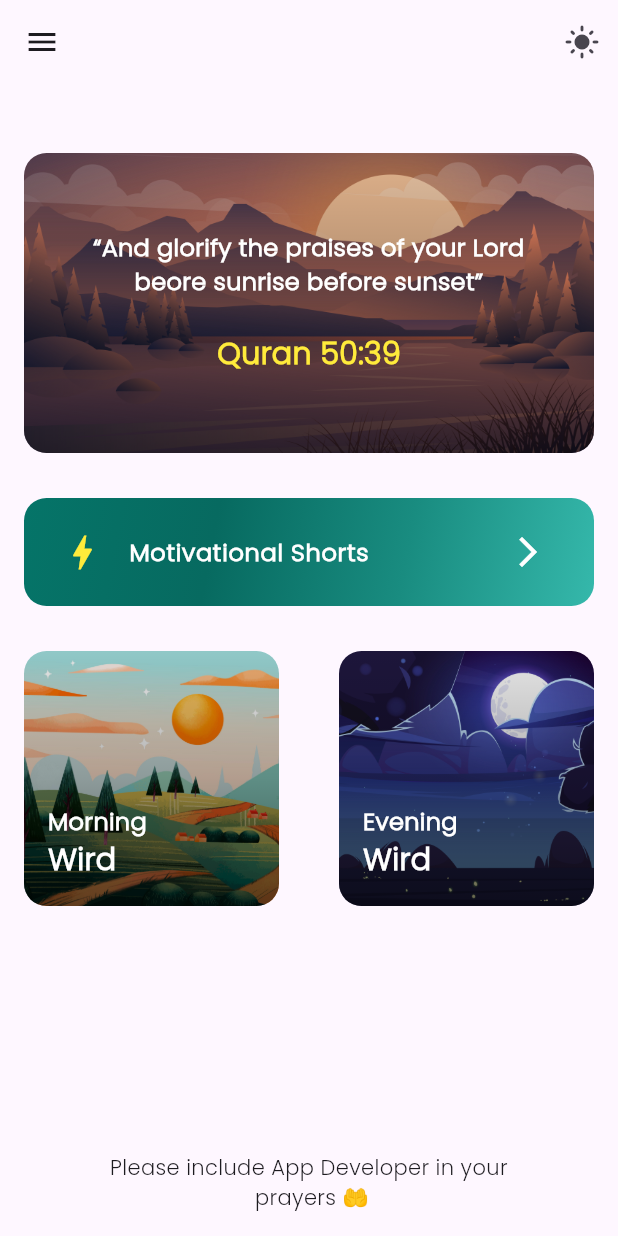
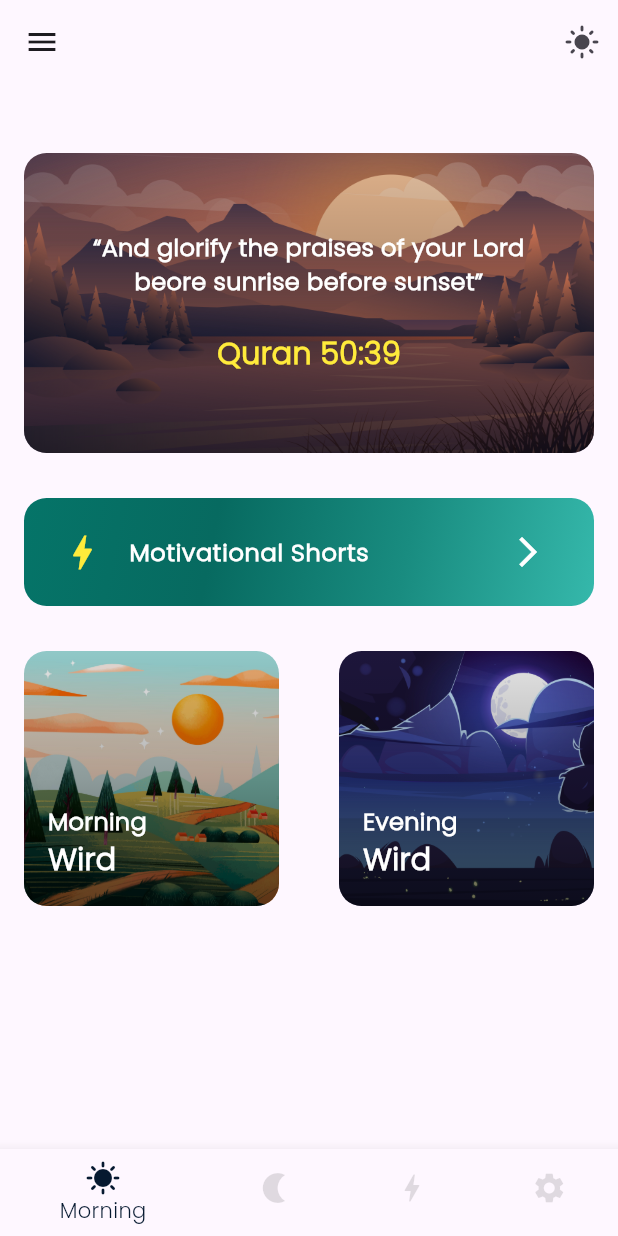
Before and after one commit to aslahmogral/wirdul_latif_app, a Flutter app: the screen it shows after launch, on a phone screen of 412 x 824 dp. Run offline on Flutter 3.47's test engine with Material 3 defaults, Android fonts, the light colour scheme and no system bars; drawn by our look-alikes of flutter_animate; our stand-ins replace lottie; missing offline and left inert: dart:ffi; project files that could hold a hidden picture were left out.

Commit message:
add navbar

```diff
--- a/lib/main.dart
+++ b/lib/main.dart
@@ -4,7 +4,7 @@ import 'package:provider/provider.dart';
 import 'package:wirdul_latif/data/wirddata.dart';
 import 'package:wirdul_latif/deprecated/provider/wird_provider.dart';
 import 'package:wirdul_latif/routes.dart';
-import 'package:wirdul_latif/screens/home_screen/home_screen.dart';
+import 'package:wirdul_latif/screens/bottom_nav_bar/bottomNavbar.dart';
 
 void main() {
   WirdulLatif.initWird();
@@ -32,7 +32,7 @@ class MyApp extends StatelessWidget {
               // is not restarted.
               primarySwatch: Colors.blue,
               fontFamily: 'Poppins'),
-          home: const HomeScreen(),
+          home: const BottomNavBar(),
         ));
   }
 }
--- /dev/null
+++ b/lib/screens/bottom_nav_bar/bottomNavbar.dart
@@ -0,0 +1,32 @@
+import 'package:flutter/material.dart';
+import 'package:provider/provider.dart';
+import 'package:wirdul_latif/screens/bottom_nav_bar/bottom_navbar_model.dart';
+import 'package:wirdul_latif/utils/colors.dart';
+
+class BottomNavBar extends StatelessWidget {
+  const BottomNavBar({super.key});
+
+  @override
+  Widget build(BuildContext context) {
+    return MultiProvider(
+      providers: [
+        ChangeNotifierProvider(create: (context) => BottomNavbarModel()),
+      ],
+      child: Consumer<BottomNavbarModel>(
+        builder: (context, model, child) {
+          return Scaffold(
+            body: model.currentScreen(),
+            bottomNavigationBar: BottomNavigationBar(
+              backgroundColor: Colors.black,
+              selectedItemColor: WirdColors.primaryColor,
+              unselectedItemColor: Colors.black12,
+              items: model.bottonNavigationBarItems,
+              currentIndex: model.currentindex,
+              onTap: model.onItemTapped,
+            ),
+          );
+        },
+      ),
+    );
+  }
+}
--- /dev/null
+++ b/lib/screens/bottom_nav_bar/bottom_navbar_model.dart
@@ -0,0 +1,58 @@
+import 'package:flutter/material.dart';
+import 'package:wirdul_latif/screens/home_screen/home_screen.dart';
+
+class BottomNavbarModel with ChangeNotifier {
+  BottomNavbarModel() {
+    checkIsItMorningOrEvening();
+  }
+  int currentindex = 0;
+  bool isMorning = false;
+
+  List<BottomNavigationBarItem> bottonNavigationBarItems = [
+    BottomNavigationBarItem(
+        icon: Icon(
+          Icons.sunny,
+        ),
+        label: 'Morning'),
+    BottomNavigationBarItem(
+        icon: Icon(
+          Icons.nightlight,
+        ),
+        label: 'Evening'),
+    BottomNavigationBarItem(icon: Icon(Icons.bolt), label: 'motivation'),
+    BottomNavigationBarItem(icon: Icon(Icons.settings), label: 'settings'),
+  ];
+
+  onItemTapped(int index) {
+    currentindex = index;
+    notifyListeners();
+  }
+
+  checkIsItMorningOrEvening() {
+    var now = DateTime.now();
+    isMorning = now.hour >= 0 && now.hour < 12;
+    isMorning ? currentindex = 0 : currentindex = 1;
+    notifyListeners();
+  }
+
+  currentScreen() {
+    switch (currentindex) {
+      case 0:
+        return HomeScreen();
+      case 1:
+        return Center(
+          child: Text('evening'),
+        );
+      case 2:
+        return Center(
+          child: Text('shorts'),
+        );
+      case 3:
+        return Center(
+          child: Text('setttings'),
+        );
+      default:
+        return HomeScreen();
+    }
+  }
+}
--- a/lib/screens/home_screen/home_screen.dart
+++ b/lib/screens/home_screen/home_screen.dart
@@ -9,6 +9,8 @@ import 'package:wirdul_latif/widgets/morning_evening_wird_card.dart';
 class HomeScreen extends StatelessWidget {
   static String routename = 'homescreen';
   const HomeScreen({super.key});
+
+
 
   @override
   Widget build(BuildContext context) {
@@ -73,20 +75,7 @@ class HomeScreen extends StatelessWidget {
                       curve: Curves.easeInOutCirc,
                     ).then(delay: Duration(milliseconds: 500)).shimmer(),
           ),
-          bottomNavigationBar: Padding(
-            padding: EdgeInsets.all(16.0),
-            child: Text(
-              'Please include App Developer in your \n prayers 🤲',
-              textAlign: TextAlign.center,
-            ).animate(
-              onComplete: (controller) {
-                controller.repeat();
-              },
-            ).shimmer(
-              color: Colors.yellow,
-              duration: Duration(seconds: 3),
-            ),
-          ),
+
         ),
       ),
     );
--- a/lib/screens/home_screen/home_screen_model.dart
+++ b/lib/screens/home_screen/home_screen_model.dart
@@ -2,9 +2,22 @@ import 'package:flutter/material.dart';
 
 class HomeScreenModel with ChangeNotifier {
   bool isNightMode = false;
+  int currentindex = 0;
 
   swithDayOrNight() {
     isNightMode = !isNightMode;
     notifyListeners();
   }
+
+  List<BottomNavigationBarItem> bottonNavigationBarItems = [
+    BottomNavigationBarItem(icon: Icon(Icons.sunny,color: Colors.black,),label: 'Morning'),
+    BottomNavigationBarItem(icon: Icon(Icons.nightlight,),label: 'Evening'),
+    BottomNavigationBarItem(icon: Icon(Icons.bolt),label: 'motivation'),
+    BottomNavigationBarItem(icon: Icon(Icons.settings),label: 'settings'),
+  ];
+
+  onItemTapped(int index) {
+    currentindex = index;
+    notifyListeners();
+  }
 }
```
